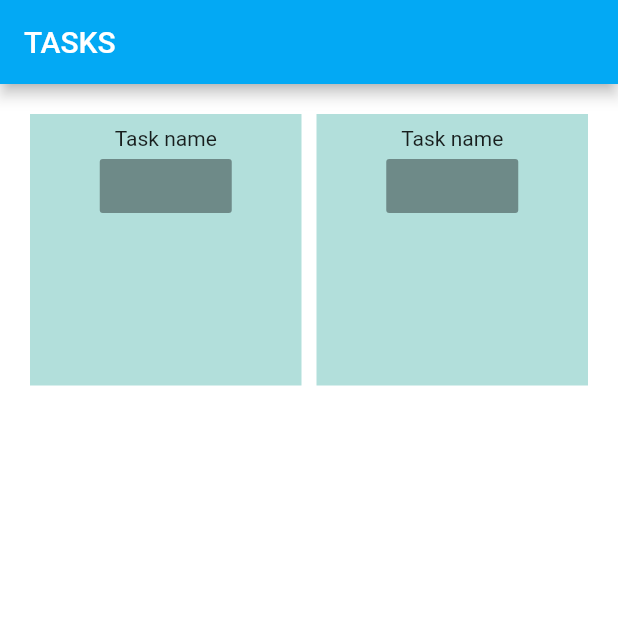
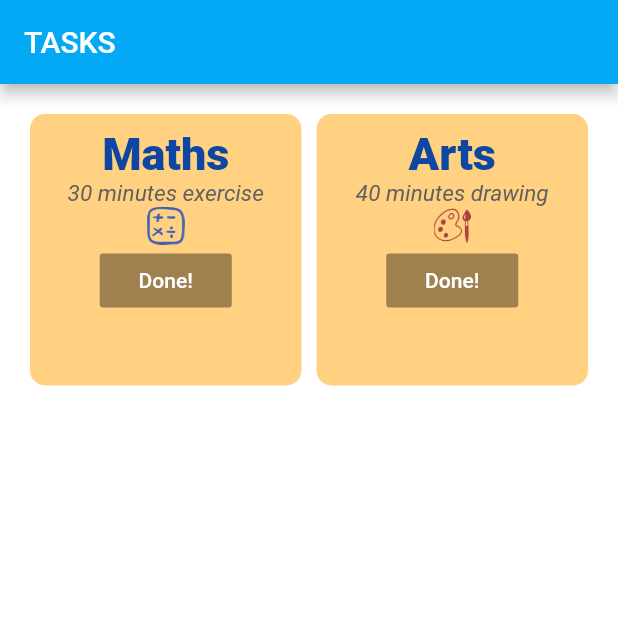
Before and after one commit to brainforwarding/taskquest, a Flutter app: the screen it shows after launch, on a phone screen of 412 x 824 dp, the top half of it. Run offline on Flutter 3.47's test engine with Material 2 defaults, Android fonts, the phone set to English and light mode, and no system bars.

Commit message:
update TaskCard

```diff
--- a/lib/TaskCard.dart
+++ b/lib/TaskCard.dart
@@ -1,17 +1,57 @@
 import 'package:flutter/material.dart';
 
 class TaskCard extends StatelessWidget {
+  final String title;
+  final String description;
+  final String subject;
+  TaskCard(this.title, this.description, this.subject);
+
+  // chooses image
+  String getSubjectImage() {
+    print('generating');
+    if (subject=='math')
+      return 'assets/images/mathLogo.png';
+    else
+      return 'assets/images/artLogo.png';
+  }
+
+  String setSubject() {
+    if (subject=='math')
+  }
+
   @override
   Widget build(BuildContext context) {
     return Container(
       padding: const EdgeInsets.all(8),
+      decoration: BoxDecoration(
+        color: Colors.orangeAccent[100],
+        border: Border.all( color: Colors.orangeAccent[100]),
+        borderRadius: new BorderRadius.circular(10.0)),
       child: Column(
         children: <Widget>[
-          const Text("Task name"),
-          RaisedButton(onPressed: null),
+          new Text(title,
+            style: TextStyle(
+              color: Colors.blue[900],
+              fontWeight: FontWeight.w900,
+              fontSize: 30)),
+          new Text(description,
+            style: TextStyle(
+              color: Colors.grey[700],
+              fontStyle: FontStyle.italic,
+              fontSize: 15)),
+          //new Text(subject),
+          new Image.asset( // change images based on input DONE
+            getSubjectImage(),
+            height: 25,
+            width: 25),
+          RaisedButton(
+            onPressed: null,
+            child: Text('Done!',
+              style: TextStyle(
+                color: Colors.white
+              ))),
         ],
       ),
-      color: Colors.teal[100],
     );
   }
 }
--- a/lib/main.dart
+++ b/lib/main.dart
@@ -28,7 +28,6 @@ class HomePage extends StatefulWidget {
 }
 
 class HomePageState extends State<HomePage> {
-
   @override
   Widget build(BuildContext context) {
     return new Scaffold(
@@ -41,8 +40,9 @@ class HomePageState extends State<HomePage> {
   mainAxisSpacing: 10,
   crossAxisCount: 2,
   children: <Widget>[
-    TaskCard(),
-    TaskCard()],
+    // final String text = "hellowidget";
+    TaskCard('Maths','30 minutes exercise','math'),
+    TaskCard('Arts','40 minutes drawing','art')],
     ));
   }
 }
--- a/pubspec.yaml
+++ b/pubspec.yaml
@@ -48,6 +48,8 @@ flutter:
   # assets:
   #   - images/a_dot_burr.jpeg
   #   - images/a_dot_ham.jpeg
+  assets:
+    - assets/images/
 
   # An image asset can refer to one or more resolution-specific "variants", see
   # https://flutter.dev/assets-and-images/#resolution-aware.
```
Also changed, not shown: assets/images/artLogo.png (added), assets/images/mathLogo.png (added).
